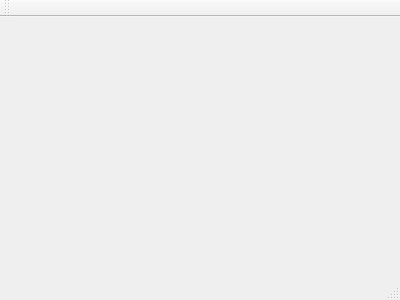
Before: the Qt Designer form CabinetScreen/mainwindow.ui in luozhiyong131/BusBar, drawn with Qt 5.
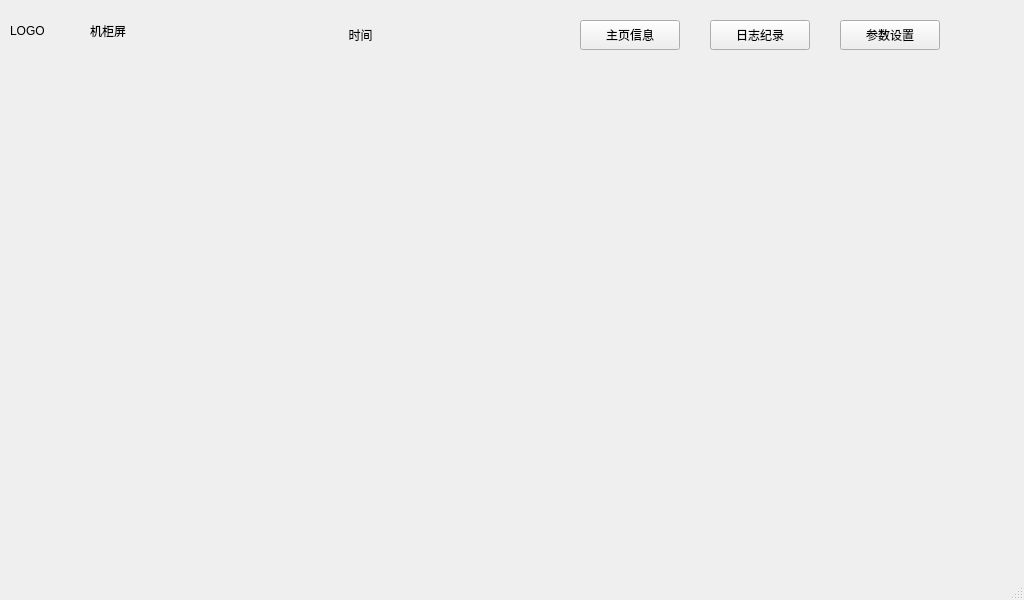
After: the same form once the commit is applied.

Diff of the .ui file:
```diff
--- a/CabinetScreen/mainwindow.ui
+++ b/CabinetScreen/mainwindow.ui
@@ -1,24 +1,116 @@
 <ui version="4.0">
  <class>MainWindow</class>
- <widget class="QMainWindow" name="MainWindow" >
-  <property name="geometry" >
+ <widget class="QMainWindow" name="MainWindow">
+  <property name="geometry">
    <rect>
     <x>0</x>
     <y>0</y>
-    <width>400</width>
-    <height>300</height>
+    <width>1024</width>
+    <height>600</height>
    </rect>
   </property>
   <property name="windowTitle" >
    <string>MainWindow</string>
   </property>
-  <widget class="QMenuBar" name="menuBar" />
-  <widget class="QToolBar" name="mainToolBar" />
-  <widget class="QWidget" name="centralWidget" />
-  <widget class="QStatusBar" name="statusBar" />
+  <widget class="QWidget" name="centralWidget">
+   <widget class="QStackedWidget" name="stackedWid">
+    <property name="geometry">
+     <rect>
+      <x>10</x>
+      <y>80</y>
+      <width>1001</width>
+      <height>491</height>
+     </rect>
+    </property>
+   </widget>
+   <widget class="QPushButton" name="homeBtn">
+    <property name="geometry">
+     <rect>
+      <x>580</x>
+      <y>20</y>
+      <width>100</width>
+      <height>30</height>
+     </rect>
+    </property>
+    <property name="text">
+     <string>主页信息</string>
+    </property>
+   </widget>
+   <widget class="QLabel" name="nameLab">
+    <property name="geometry">
+     <rect>
+      <x>90</x>
+      <y>10</y>
+      <width>121</width>
+      <height>41</height>
+     </rect>
+    </property>
+    <property name="text">
+     <string>机柜屏</string>
+    </property>
+   </widget>
+   <widget class="QLabel" name="logoLab">
+    <property name="geometry">
+     <rect>
+      <x>10</x>
+      <y>10</y>
+      <width>61</width>
+      <height>41</height>
+     </rect>
+    </property>
+    <property name="text">
+     <string>LOGO</string>
+    </property>
+   </widget>
+   <widget class="QPushButton" name="logsBtn">
+    <property name="geometry">
+     <rect>
+      <x>710</x>
+      <y>20</y>
+      <width>100</width>
+      <height>30</height>
+     </rect>
+    </property>
+    <property name="text">
+     <string>日志纪录</string>
+    </property>
+   </widget>
+   <widget class="QPushButton" name="setBtn">
+    <property name="geometry">
+     <rect>
+      <x>840</x>
+      <y>20</y>
+      <width>100</width>
+      <height>30</height>
+     </rect>
+    </property>
+    <property name="text">
+     <string>参数设置</string>
+    </property>
+   </widget>
+   <widget class="QPushButton" name="timeBtn">
+    <property name="geometry">
+     <rect>
+      <x>260</x>
+      <y>20</y>
+      <width>201</width>
+      <height>30</height>
+     </rect>
+    </property>
+    <property name="text">
+     <string>时间</string>
+    </property>
+    <property name="autoDefault">
+     <bool>false</bool>
+    </property>
+    <property name="flat">
+     <bool>true</bool>
+    </property>
+   </widget>
+  </widget>
+  <widget class="QStatusBar" name="statusBar"/>
  </widget>
- <layoutDefault spacing="6" margin="11" />
- <pixmapfunction></pixmapfunction>
+ <layoutdefault spacing="6" margin="11"/>
  <resources/>
  <connections/>
 </ui>
```
Left out of the diff: 3 changed lines with no effect on the pictures.
